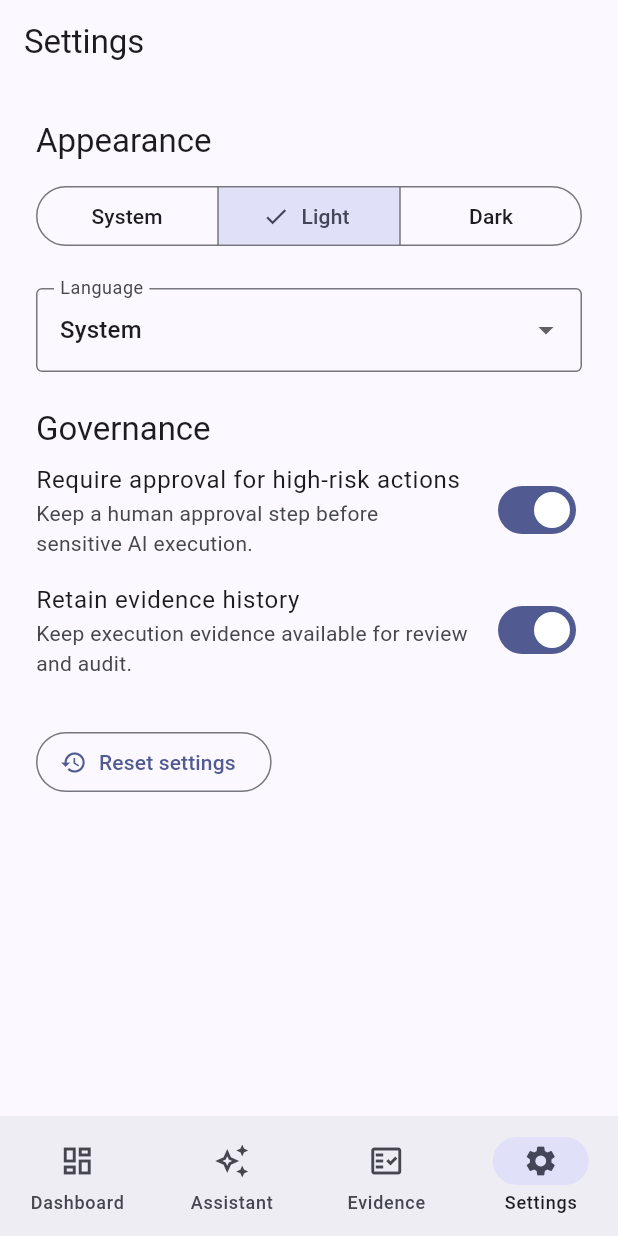
After one commit to phakphoum38-stack/AI_NATIVE_ENTERPRISE_CONSTITUTION_TH, a Flutter app: the screen it shows after launch, item 4 of the bottom bar chosen, after a tap on "Light", on a phone screen of 412 x 824 dp. The commit adds this screen. Run offline on Flutter 3.47's test engine with Material 3 defaults, Android fonts, the phone set to English and light mode, and no system bars.

Commit message:
feat: complete enterprise application settings
Add application settings, governance preferences, tests, documentation, and stable quality workflows.

```diff
--- a/lib/app/ai_native_enterprise_app.dart
+++ b/lib/app/ai_native_enterprise_app.dart
@@ -10,9 +10,14 @@ class AiNativeEnterpriseApp extends StatelessWidget {
 
   @override
   Widget build(BuildContext context) {
-    return MaterialApp(
+    return ListenableBuilder(
+      listenable: dependencies.settingsController,
+      builder: (context, _) => MaterialApp(
         title: 'AI Native Enterprise Constitution',
         debugShowCheckedModeBanner: false,
+        locale: dependencies.settingsController.locale,
+        supportedLocales: const [Locale('en'), Locale('th')],
+        themeMode: dependencies.settingsController.themeMode,
         theme: ThemeData(
           colorScheme: ColorScheme.fromSeed(seedColor: Colors.indigo),
           useMaterial3: true,
@@ -25,6 +30,7 @@ class AiNativeEnterpriseApp extends StatelessWidget {
           useMaterial3: true,
         ),
         home: AppShell(dependencies: dependencies),
+      ),
     );
   }
 }
--- a/lib/app/app_dependencies.dart
+++ b/lib/app/app_dependencies.dart
@@ -5,6 +5,7 @@ import '../ai_engine/providers/local_demo_ai_provider.dart';
 import '../ai_engine/session/ai_session_controller.dart';
 import '../core/evidence/evidence_log.dart';
 import '../core/policy/ai_policy.dart';
+import 'app_settings.dart';
 
 class AppDependencies {
   AppDependencies._({
@@ -12,12 +13,14 @@ class AppDependencies {
     required this.aiOrchestrator,
     required this.aiSessionController,
     required this.evidenceLog,
+    required this.settingsController,
   });
 
   final AiProviderController aiProviderController;
   final AiOrchestrator aiOrchestrator;
   final AiSessionController aiSessionController;
   final AiEvidenceLog evidenceLog;
+  final AppSettingsController settingsController;
 
   factory AppDependencies.create() {
     final registry = AiProviderRegistry(<LocalDemoAiProvider>[
@@ -31,12 +34,14 @@ class AppDependencies {
       evidenceLog: evidenceLog,
     );
     final sessionController = AiSessionController(orchestrator: orchestrator);
+    final settingsController = AppSettingsController();
 
     return AppDependencies._(
       aiProviderController: providerController,
       aiOrchestrator: orchestrator,
       aiSessionController: sessionController,
       evidenceLog: evidenceLog,
+      settingsController: settingsController,
     );
   }
 }
--- /dev/null
+++ b/lib/app/app_settings.dart
@@ -0,0 +1,60 @@
+import 'package:flutter/material.dart';
+
+enum AppLanguage { system, thai, english }
+
+class AppSettingsController extends ChangeNotifier {
+  ThemeMode _themeMode = ThemeMode.system;
+  AppLanguage _language = AppLanguage.system;
+  bool _requireApprovalForHighRisk = true;
+  bool _retainEvidence = true;
+
+  ThemeMode get themeMode => _themeMode;
+  AppLanguage get language => _language;
+  bool get requireApprovalForHighRisk => _requireApprovalForHighRisk;
+  bool get retainEvidence => _retainEvidence;
+
+  Locale? get locale => switch (_language) {
+    AppLanguage.system => null,
+    AppLanguage.thai => const Locale('th'),
+    AppLanguage.english => const Locale('en'),
+  };
+
+  void setThemeMode(ThemeMode value) {
+    if (_themeMode == value) return;
+    _themeMode = value;
+    notifyListeners();
+  }
+
+  void setLanguage(AppLanguage value) {
+    if (_language == value) return;
+    _language = value;
+    notifyListeners();
+  }
+
+  void setRequireApprovalForHighRisk(bool value) {
+    if (_requireApprovalForHighRisk == value) return;
+    _requireApprovalForHighRisk = value;
+    notifyListeners();
+  }
+
+  void setRetainEvidence(bool value) {
+    if (_retainEvidence == value) return;
+    _retainEvidence = value;
+    notifyListeners();
+  }
+
+  void reset() {
+    final isAlreadyDefault =
+        _themeMode == ThemeMode.system &&
+        _language == AppLanguage.system &&
+        _requireApprovalForHighRisk &&
+        _retainEvidence;
+    if (isAlreadyDefault) return;
+
+    _themeMode = ThemeMode.system;
+    _language = AppLanguage.system;
+    _requireApprovalForHighRisk = true;
+    _retainEvidence = true;
+    notifyListeners();
+  }
+}
--- a/lib/screens/app_shell.dart
+++ b/lib/screens/app_shell.dart
@@ -4,6 +4,7 @@ import '../app/app_dependencies.dart';
 import 'assistant_screen.dart';
 import 'evidence_screen.dart';
 import 'home_screen.dart';
+import 'settings_screen.dart';
 
 class AppShell extends StatefulWidget {
   const AppShell({required this.dependencies, super.key});
@@ -36,6 +37,11 @@ class _AppShellState extends State<AppShell> {
         selectedIcon: Icon(Icons.fact_check),
         label: Text('Evidence'),
       ),
+      NavigationRailDestination(
+        icon: Icon(Icons.settings_outlined),
+        selectedIcon: Icon(Icons.settings),
+        label: Text('Settings'),
+      ),
     ];
 
     final body = IndexedStack(
@@ -44,6 +50,7 @@ class _AppShellState extends State<AppShell> {
         HomeScreen(controller: widget.dependencies.aiProviderController),
         AssistantScreen(controller: widget.dependencies.aiSessionController),
         EvidenceScreen(evidenceLog: widget.dependencies.evidenceLog),
+        SettingsScreen(controller: widget.dependencies.settingsController),
       ],
     );
 
@@ -89,6 +96,11 @@ class _AppShellState extends State<AppShell> {
                   selectedIcon: Icon(Icons.fact_check),
                   label: 'Evidence',
                 ),
+                NavigationDestination(
+                  icon: Icon(Icons.settings_outlined),
+                  selectedIcon: Icon(Icons.settings),
+                  label: 'Settings',
+                ),
               ],
             ),
     );
--- a/lib/screens/evidence_screen.dart
+++ b/lib/screens/evidence_screen.dart
@@ -34,7 +34,7 @@ class EvidenceScreen extends StatelessWidget {
               child: ListView.separated(
                 padding: const EdgeInsets.fromLTRB(16, 0, 16, 24),
                 itemCount: records.length,
-                separatorBuilder: (_, __) => const SizedBox(height: 8),
+                separatorBuilder: (context, index) => const SizedBox(height: 8),
                 itemBuilder: (context, index) {
                   final record = records[index];
                   final success = record.result == 'success';
--- a/lib/screens/home_screen.dart
+++ b/lib/screens/home_screen.dart
@@ -51,7 +51,7 @@ class HomeScreen extends StatelessWidget {
                       ),
                       const SizedBox(height: 16),
                       DropdownButtonFormField<String>(
-                        value: provider?.id,
+                        initialValue: provider?.id,
                         decoration: const InputDecoration(
                           labelText: 'Provider',
                           border: OutlineInputBorder(),
--- /dev/null
+++ b/lib/screens/settings_screen.dart
@@ -0,0 +1,89 @@
+import 'package:flutter/material.dart';
+
+import '../app/app_settings.dart';
+
+class SettingsScreen extends StatelessWidget {
+  const SettingsScreen({required this.controller, super.key});
+
+  final AppSettingsController controller;
+
+  @override
+  Widget build(BuildContext context) {
+    return Scaffold(
+      appBar: AppBar(title: const Text('Settings')),
+      body: ListenableBuilder(
+        listenable: controller,
+        builder: (context, _) => ListView(
+          padding: const EdgeInsets.all(24),
+          children: [
+            Text('Appearance', style: Theme.of(context).textTheme.titleLarge),
+            const SizedBox(height: 12),
+            SegmentedButton<ThemeMode>(
+              segments: const [
+                ButtonSegment(value: ThemeMode.system, label: Text('System')),
+                ButtonSegment(value: ThemeMode.light, label: Text('Light')),
+                ButtonSegment(value: ThemeMode.dark, label: Text('Dark')),
+              ],
+              selected: {controller.themeMode},
+              onSelectionChanged: (selection) {
+                controller.setThemeMode(selection.single);
+              },
+            ),
+            const SizedBox(height: 24),
+            DropdownButtonFormField<AppLanguage>(
+              key: ValueKey(controller.language),
+              initialValue: controller.language,
+              decoration: const InputDecoration(
+                labelText: 'Language',
+                border: OutlineInputBorder(),
+              ),
+              items: const [
+                DropdownMenuItem(
+                  value: AppLanguage.system,
+                  child: Text('System'),
+                ),
+                DropdownMenuItem(value: AppLanguage.thai, child: Text('ไทย')),
+                DropdownMenuItem(
+                  value: AppLanguage.english,
+                  child: Text('English'),
+                ),
+              ],
+              onChanged: (value) {
+                if (value != null) controller.setLanguage(value);
+              },
+            ),
+            const SizedBox(height: 24),
+            Text('Governance', style: Theme.of(context).textTheme.titleLarge),
+            SwitchListTile(
+              contentPadding: EdgeInsets.zero,
+              title: const Text('Require approval for high-risk actions'),
+              subtitle: const Text(
+                'Keep a human approval step before sensitive AI execution.',
+              ),
+              value: controller.requireApprovalForHighRisk,
+              onChanged: controller.setRequireApprovalForHighRisk,
+            ),
+            SwitchListTile(
+              contentPadding: EdgeInsets.zero,
+              title: const Text('Retain evidence history'),
+              subtitle: const Text(
+                'Keep execution evidence available for review and audit.',
+              ),
+              value: controller.retainEvidence,
+              onChanged: controller.setRetainEvidence,
+            ),
+            const SizedBox(height: 24),
+            Align(
+              alignment: Alignment.centerLeft,
+              child: OutlinedButton.icon(
+                onPressed: controller.reset,
+                icon: const Icon(Icons.restore),
+                label: const Text('Reset settings'),
+              ),
+            ),
+          ],
+        ),
+      ),
+    );
+  }
+}
```
Also changed, not shown: .markdownlint-cli2.yaml (added), 5 other files. Lines whose indentation alone changed are shown as unchanged.
